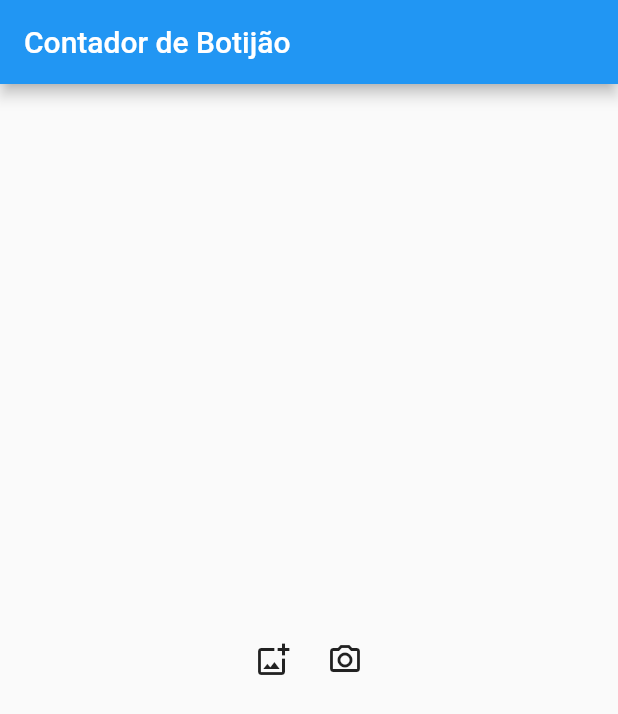
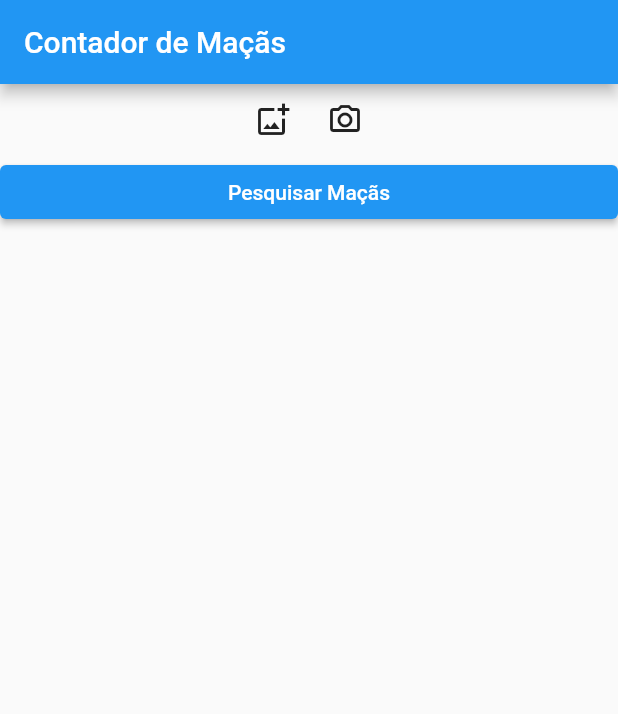
Before and after one commit to dariokrugerjunior/counterbush, a Flutter app: the screen it shows after launch, on a phone screen of 412 x 824 dp. Shown: the top 714 px of the screen. Run offline on Flutter 3.47's test engine with Material 2 defaults, Android fonts, the phone set to English and light mode, and no system bars; our stand-ins replace image_picker.

Commit message:
Tela home do aplicativo

```diff
--- a/lib/home_page.dart
+++ b/lib/home_page.dart
@@ -1,6 +1,8 @@
 import 'package:flutter/material.dart';
 import 'package:image_picker/image_picker.dart';
 import 'dart:io';
+import 'dart:typed_data';
+import 'api/robo_flow.dart';
 
 class HomePage extends StatefulWidget {
   const HomePage({super.key});
@@ -12,20 +14,50 @@ class HomePage extends StatefulWidget {
 class _HomePageState extends State<HomePage> {
   ImagePicker imagePicker = ImagePicker();
   File? imageSelected;
+  Map<String, int> classCount = {};
+  Uint8List? imageBytes;
+  ApiService apiService = ApiService('VaFSU2CW1skuZYeidgCM');
+
+  Future<void> searchApiImage(File imageFile) async {
+    try {
+      classCount = await apiService.sendImageForPrediction(imageFile);
+      imageBytes = await apiService.sendImageForPredictionFile(imageFile);
+      setState(() {
+        imageSelected = null; // Remover a imagem selecionada
+      });
+    } catch (e) {
+      print('Erro: $e');
+    }
+  }
+
+  List<Widget> buildClassCountWidgets() {
+    return classCount.entries.map((entry) {
+      return Card(
+        child: ListTile(
+          title: Text('Maça: ${getColorApple(entry.key)}'),
+          subtitle: Text('Quantidade: ${entry.value}'),
+        ),
+      );
+    }).toList();
+  }
 
   @override
   Widget build(BuildContext context) {
     return Scaffold(
-        appBar: AppBar(title: Text('Contador de Botijão')),
+      appBar: AppBar(title: const Text('Contador de Maçãs')),
       body: Column(
         mainAxisAlignment: MainAxisAlignment.center,
         crossAxisAlignment: CrossAxisAlignment.stretch,
         children: [
-            imageSelected == null
-                ? Container()
-                : Padding(
+          if (imageBytes == null && imageSelected != null)
+            Padding(
               padding: const EdgeInsets.all(16),
-                    child: Image.file(imageSelected!)
+              child: Image.file(imageSelected!),
+            ),
+          if (imageBytes != null)
+            Padding(
+              padding: const EdgeInsets.all(16),
+              child: Image.memory(imageBytes!),
             ),
           Row(
             mainAxisAlignment: MainAxisAlignment.center,
@@ -34,18 +66,32 @@ class _HomePageState extends State<HomePage> {
                 onPressed: () {
                   getImageGalery();
                 },
-                  icon: Icon(Icons.add_photo_alternate_outlined),
+                icon: const Icon(Icons.add_photo_alternate_outlined),
               ),
               IconButton(
                 onPressed: () {
                   getImageCamera();
                 },
-                  icon: Icon(Icons.photo_camera_outlined),
+                icon: const Icon(Icons.photo_camera_outlined),
               ),
             ],
-            )
+          ),
+          ElevatedButton(
+            onPressed: () {
+              if (imageSelected != null) {
+                searchApiImage(imageSelected!);
+              }
+            },
+            child: const Text('Pesquisar Maçãs'),
+          ),
+          Expanded(
+            child: ListView(
+              children: buildClassCountWidgets(),
+            ),
+          ),
         ],
-        ));
+      ),
+    );
   }
 
   getImageGalery() async {
@@ -54,6 +100,8 @@ class _HomePageState extends State<HomePage> {
     if (imageTemp != null) {
       setState(() {
         imageSelected = File(imageTemp.path);
+        classCount = {};
+        imageBytes = null;
       });
     }
   }
@@ -64,8 +112,29 @@ class _HomePageState extends State<HomePage> {
     if (imageTemp != null) {
       setState(() {
         imageSelected = File(imageTemp.path);
+        classCount = {};
+        imageBytes = null;
       });
     }
   }
 
+  getColorApple(String name) {
+    switch (name) {
+      case 'apple-red':
+        return 'Vermelha';
+      case 'apple-green':
+        return 'Verde';
+      case 'spliced-apple-green':
+        return 'Verde Cortada';
+      case 'spliced-apple-red':
+        return 'Vermelha Cortada';
     }
+    return name;
+  }
+}
+
+void main() {
+  runApp(const MaterialApp(
+    home: HomePage(),
+  ));
+}
```
Lines whose indentation alone changed are shown as unchanged.
